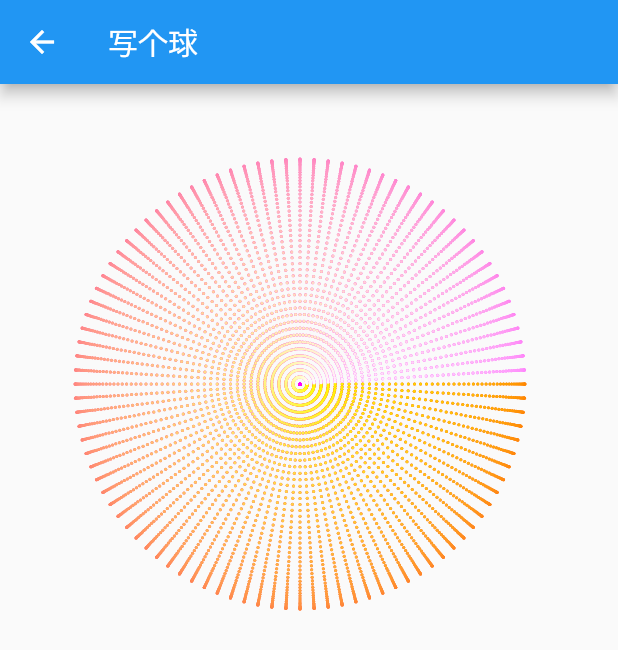
After one commit to svran/flutter-learning, a Flutter app: the ThreeDBallPage screen opened directly, on a phone screen of 412 x 824 dp. The commit adds this screen. Shown: the top 650 px of the screen. Run offline on Flutter 3.47's test engine with Material 2 defaults, Android fonts, the phone set to English and light mode, and no system bars; drawn by our look-alikes of oktoast; our stand-ins replace dio, event_bus, logger, table_calendar; missing offline and left inert: dart_vlc, file_selector, flutter_interactional_widget; network calls fail.

Commit message:
_ 写个球.

```diff
--- a/lib/app/ui/shared/svran_pixel.dart
+++ b/lib/app/ui/shared/svran_pixel.dart
@@ -39,7 +39,7 @@ class _SvranPixelState extends State<SvranPixel> with WidgetsBindingObserver {
 
   @override
   Widget build(BuildContext context) {
-    final data = MediaQueryData.fromWindow(WidgetsBinding.instance!.window);
+    final data = MediaQueryData.fromWindow(WidgetsBinding.instance.window);
     SvranSizeFit.init();
     return _SvranPixelInherited(
       data: data,
--- a/lib/ws/initalize_ws_pages_data.dart
+++ b/lib/ws/initalize_ws_pages_data.dart
@@ -40,8 +40,11 @@ import 'package:svran_flutter_study/ws/slivers/s04/sliver_04.dart';
 import 'package:svran_flutter_study/ws/slivers/s05/listview_to_sliver.dart';
 import 'package:svran_flutter_study/ws/slivers/s06/sliver_persistent_header.dart';
 import 'package:svran_flutter_study/ws/slivers/s07/sliver_list.dart';
+import 'package:svran_flutter_study/ws/supplement/supplement_01.dart';
 
 final List<SvranListBean> wsData = [
+  // 补充
+  SvranListBean("补充 01 写个球 ", const ThreeDBallPage()),
   // 滚动
   SvranListBean("滚动 07 设计一个有SliverAppBar的页面 ", const SliverListInstanceDemoPage()),
   SvranListBean("滚动 06 SliverPersistentHeader的使用", const SliverPersistentHeaderSliverListDemoPage()),
--- /dev/null
+++ b/lib/ws/supplement/supplement_01.dart
@@ -0,0 +1,74 @@
+import 'dart:math';
+
+import 'package:flutter/material.dart';
+
+class ThreeDBallPage extends StatefulWidget {
+  const ThreeDBallPage({Key? key}) : super(key: key);
+
+  @override
+  State<ThreeDBallPage> createState() => _ThreeDBallPageState();
+}
+
+class _ThreeDBallPageState extends State<ThreeDBallPage> {
+  Offset _offset = Offset.zero;
+
+  @override
+  Widget build(BuildContext context) {
+    return Scaffold(
+      appBar: AppBar(
+        title: const Text("写个球"),
+      ),
+      body: GestureDetector(
+        onPanUpdate: (details) {
+          setState(() {
+            _offset += details.delta;
+          });
+        },
+        child: CustomPaint(
+          size: const Size(400, 400),
+          painter: MyPainter(rx: _offset.dy * 0.01, ry: _offset.dx * 0.01, rz: 0.0),
+        ),
+      ),
+    );
+  }
+}
+
+class MyPainter extends CustomPainter {
+  final double rx, ry, rz;
+
+  MyPainter({required this.rx, required this.ry, required this.rz});
+
+  @override
+  void paint(Canvas canvas, Size size) {
+    canvas.translate(size.width / 2, size.height / 2);
+    const double radius = 150;
+    const int resolution = 100;
+    for (var i = 0; i < resolution; ++i) {
+      final theta = pi * i / resolution;
+      for (var j = 0; j < resolution; ++j) {
+        final phi = 2 * pi * j / resolution;
+        final x = radius * cos(phi) * sin(theta);
+        final y = radius * sin(phi) * sin(theta);
+        final z = radius * cos(theta);
+
+        double rxx = x;
+        double rxy = cos(rx) * y + sin(rx) * z;
+        double rxz = -sin(rx) * y + cos(rx) * z;
+
+        double ryx = cos(ry) * rxx - sin(ry) * rxz;
+        double ryy = rxy;
+        double ryz = sin(ry) * rxx + cos(ry) * rxz;
+
+        double rzx = cos(rz) * ryx - sin(rz) * ryy;
+        double rzy = sin(rz) * ryx + cos(rz) * ryy;
+        double rzz = ryz;
+
+        canvas.drawCircle(Offset(rzx, rzy), 1,
+            Paint()..color = Color.fromARGB(255, 255, i * 255 ~/ resolution, j * 255 ~/ resolution));
+      }
+    }
+  }
+
+  @override
+  bool shouldRepaint(covariant CustomPainter oldDelegate) => true;
+}
```
